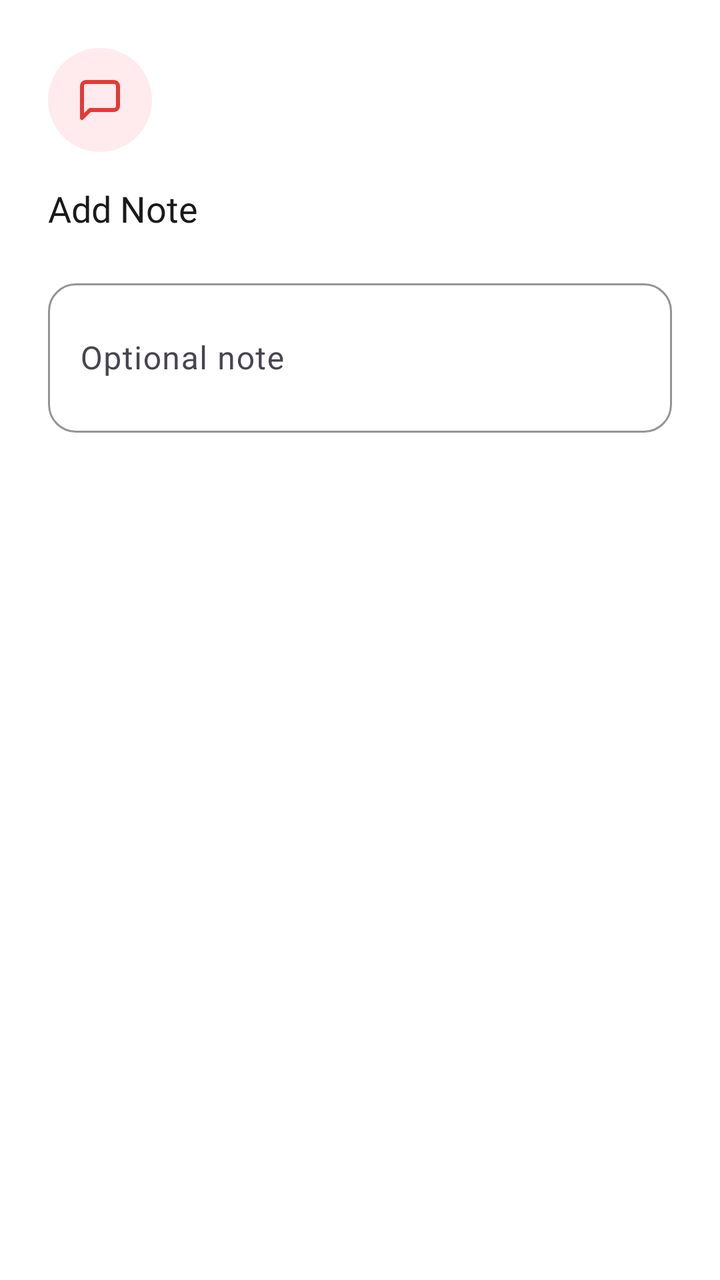
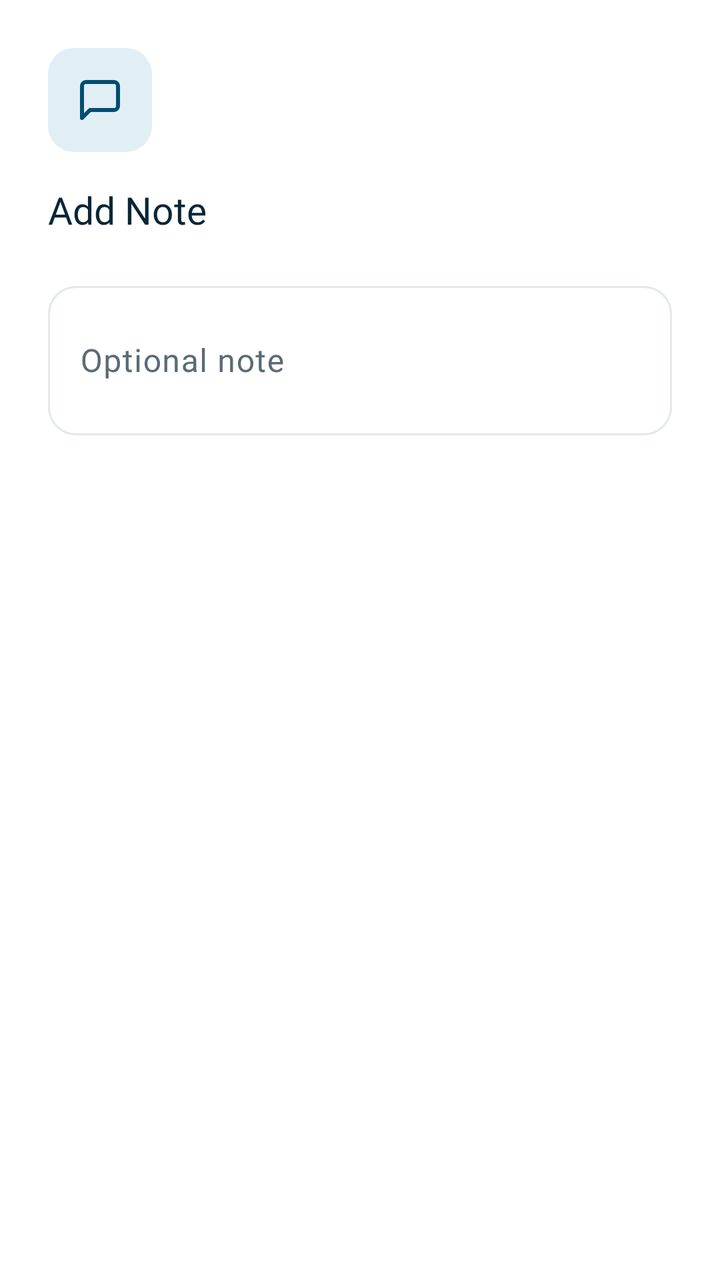

The first picture is an Android layout as it rendered before a commit; the second is the same layout after the commit. The layout source and the unified diff follow.
<!-- AndroidManifest.xml: application theme Theme.ExpenseTracker -->
<!-- res/layout/dialog_add_note.xml -->
<?xml version="1.0" encoding="utf-8"?>
<LinearLayout xmlns:android="http://schemas.android.com/apk/res/android"
    xmlns:app="http://schemas.android.com/apk/res-auto"
    android:layout_width="match_parent"
    android:layout_height="wrap_content"
    android:orientation="vertical"
    android:paddingStart="24dp"
    android:paddingTop="24dp"
    android:paddingEnd="24dp"
    android:paddingBottom="8dp">

    <FrameLayout
        android:layout_width="52dp"
        android:layout_height="52dp"
        android:background="@drawable/bg_circle_note_icon">

        <ImageView
            android:layout_width="24dp"
            android:layout_height="24dp"
            android:layout_gravity="center"
            android:src="@drawable/ic_note"
            app:tint="#E53935" />

    </FrameLayout>

    <TextView
        android:layout_width="wrap_content"
        android:layout_height="wrap_content"
        android:layout_marginTop="16dp"
        android:fontFamily="@font/inter_extra_bold"
        android:text="Add Note"
        android:textColor="#1A1A1A"
        android:textSize="18sp" />

    <com.google.android.material.textfield.TextInputLayout
        style="@style/Widget.Material3.TextInputLayout.OutlinedBox"
        android:layout_width="match_parent"
        android:layout_height="wrap_content"
        android:layout_marginTop="20dp"
        android:hint="Optional note"
        app:boxCornerRadiusBottomEnd="14dp"
        app:boxCornerRadiusBottomStart="14dp"
        app:boxCornerRadiusTopEnd="14dp"
        app:boxCornerRadiusTopStart="14dp"
        app:boxStrokeColor="@color/brand_green_dark"
        app:hintTextColor="@color/brand_green_dark">

        <com.google.android.material.textfield.TextInputEditText
            android:id="@+id/etNote"
            android:layout_width="match_parent"
            android:layout_height="wrap_content"
            android:inputType="textMultiLine|textCapSentences"
            android:maxLines="4"
            android:minLines="2" />

    </com.google.android.material.textfield.TextInputLayout>

</LinearLayout>
<!-- resources referenced by this layout -->
<resources>
  <color name="brand_green_dark">#057A55</color>
  <!-- drawable bg_circle_note_icon (drawable) -->
  <shape xmlns:android="http://schemas.android.com/apk/res/android" android:shape="oval">
      <solid android:color="#FFEBEE" />
  </shape>
  <style name="Base.Theme.ExpenseTracker" parent="Theme.Material3.Light.NoActionBar">
          <item name="android:windowBackground">@color/white</item>
          <item name="colorSurface">@color/white</item>
          
          <item name="colorPrimary">@color/fin_blue</item>
          <item name="colorOnPrimary">@color/white</item>
          <item name="colorPrimaryContainer">@color/fin_blue_tint</item>
          <item name="colorOnPrimaryContainer">@color/fin_navy</item>
          <item name="colorSecondary">@color/fin_navy</item>
          <item name="colorOnSecondary">@color/white</item>
          <item name="colorSecondaryContainer">@color/fin_blue_tint</item>
          <item name="colorOnSecondaryContainer">@color/fin_navy</item>
          
          <item name="colorTertiary">@color/fin_orange</item>
          <item name="colorOnTertiary">@color/fin_navy</item>
          <item name="colorError">@color/fin_error</item>
          <item name="colorOnError">@color/white</item>
          
          <item name="elevationOverlayEnabled">false</item>
          
          <item name="android:forceDarkAllowed" tools:targetApi="q">false</item>
      </style>
  <!-- unchanged entries left out for length: 8 -->
</resources>

<!-- the commit's change to res/layout/dialog_add_note.xml (unified diff, before → after) -->
@@ -12,14 +12,14 @@
     <FrameLayout
         android:layout_width="52dp"
         android:layout_height="52dp"
-        android:background="@drawable/bg_circle_note_icon">
+        android:background="@drawable/bg_fin_icon_tile">
 
         <ImageView
             android:layout_width="24dp"
             android:layout_height="24dp"
             android:layout_gravity="center"
             android:src="@drawable/ic_note"
-            app:tint="#E53935" />
+            app:tint="@color/fin_blue" />
 
     </FrameLayout>
 
@@ -29,21 +29,15 @@
         android:layout_marginTop="16dp"
         android:fontFamily="@font/inter_extra_bold"
         android:text="Add Note"
-        android:textColor="#1A1A1A"
-        android:textSize="18sp" />
+        android:textColor="@color/fin_navy"
+        android:textSize="19sp" />
 
     <com.google.android.material.textfield.TextInputLayout
-        style="@style/Widget.Material3.TextInputLayout.OutlinedBox"
+        style="@style/Finara.TextField"
         android:layout_width="match_parent"
         android:layout_height="wrap_content"
         android:layout_marginTop="20dp"
-        android:hint="Optional note"
-        app:boxCornerRadiusBottomEnd="14dp"
-        app:boxCornerRadiusBottomStart="14dp"
-        app:boxCornerRadiusTopEnd="14dp"
-        app:boxCornerRadiusTopStart="14dp"
-        app:boxStrokeColor="@color/brand_green_dark"
-        app:hintTextColor="@color/brand_green_dark">
+        android:hint="Optional note">
 
         <com.google.android.material.textfield.TextInputEditText
             android:id="@+id/etNote"
<!-- resource entries referenced after the edit -->
@@ -1,10 +1,24 @@
 <!-- resources referenced by this layout -->
 <resources>
-  <color name="brand_green_dark">#057A55</color>
-  <!-- drawable bg_circle_note_icon (drawable) -->
-  <shape xmlns:android="http://schemas.android.com/apk/res/android" android:shape="oval">
-      <solid android:color="#FFEBEE" />
+  <!-- drawable bg_fin_icon_tile (drawable) -->
+  <?xml version="1.0" encoding="utf-8"?>
+  <shape xmlns:android="http://schemas.android.com/apk/res/android"
+      android:shape="rectangle">
+      <solid android:color="@color/fin_blue_tint" />
+      <corners android:radius="13dp" />
   </shape>
+  <style name="Finara.TextField" parent="Widget.Material3.TextInputLayout.OutlinedBox">
+          <item name="boxCornerRadiusTopStart">14dp</item>
+          <item name="boxCornerRadiusTopEnd">14dp</item>
+          <item name="boxCornerRadiusBottomStart">14dp</item>
+          <item name="boxCornerRadiusBottomEnd">14dp</item>
+          <item name="boxStrokeColor">@color/fin_field_stroke</item>
+          <item name="boxStrokeWidth">1dp</item>
+          <item name="boxStrokeWidthFocused">1.5dp</item>
+          <item name="hintTextColor">@color/fin_blue</item>
+          <item name="android:textColorHint">@color/fin_text_secondary</item>
+      </style>
+  <color name="fin_text_secondary">#FF5B6B75</color>
   <style name="Base.Theme.ExpenseTracker" parent="Theme.Material3.Light.NoActionBar">
           <item name="android:windowBackground">@color/white</item>
           <item name="colorSurface">@color/white</item>
@@ -25,7 +39,103 @@
           
           <item name="elevationOverlayEnabled">false</item>
           
+          <item name="materialAlertDialogTheme">@style/ThemeOverlay.Finara.Dialog</item>
+          <item name="bottomSheetDialogTheme">@style/AppBottomSheetDialogTheme</item>
+          
           <item name="android:forceDarkAllowed" tools:targetApi="q">false</item>
+      </style>
+  <style name="ThemeOverlay.Finara.Dialog" parent="ThemeOverlay.Material3.MaterialAlertDialog">
+          <item name="colorSurface">@color/fin_surface</item>
+          <item name="colorPrimary">@color/fin_blue</item>
+          <item name="colorOnSurface">@color/fin_navy</item>
+          <item name="colorOnSurfaceVariant">@color/fin_text_secondary</item>
+          
+          <item name="colorSurfaceContainerHigh">@color/fin_surface</item>
+          <item name="colorSurfaceContainer">@color/fin_surface</item>
+          <item name="colorSurfaceContainerLow">@color/fin_surface</item>
+          <item name="colorSurfaceContainerHighest">@color/fin_surface_muted</item>
+          <item name="colorOutline">@color/fin_border</item>
+          <item name="elevationOverlayEnabled">false</item>
+          <item name="shapeAppearanceOverlay">@style/RoundedDialogShape</item>
+          <item name="android:backgroundDimAmount">0.45</item>
+          <item name="materialAlertDialogTitleTextStyle">@style/Finara.Dialog.Title</item>
+          <item name="materialAlertDialogBodyTextStyle">@style/Finara.Dialog.Body</item>
+          <item name="buttonBarPositiveButtonStyle">@style/Finara.Dialog.Button.Positive</item>
+          <item name="buttonBarNegativeButtonStyle">@style/Finara.Dialog.Button.Negative</item>
+          <item name="buttonBarNeutralButtonStyle">@style/Finara.Dialog.Button.Negative</item>
+      </style>
+  <style name="AppBottomSheetDialogTheme" parent="Theme.Material3.Light.BottomSheetDialog">
+          <item name="bottomSheetStyle">@style/AppBottomSheetStyle</item>
+          
+          <item name="colorPrimary">@color/fin_blue</item>
+          <item name="colorOnPrimary">@color/white</item>
+          <item name="colorPrimaryContainer">@color/fin_blue_tint</item>
+          <item name="colorOnPrimaryContainer">@color/fin_navy</item>
+          <item name="colorSecondaryContainer">@color/fin_blue_tint</item>
+          <item name="colorOnSecondaryContainer">@color/fin_navy</item>
+          <item name="colorError">@color/fin_error</item>
+          <item name="android:backgroundDimAmount">0.45</item>
+          <item name="colorSurfaceContainerLow">@color/fin_surface</item>
+          <item name="colorSurfaceContainerHighest">@color/fin_surface_muted</item>
+          
+          <item name="materialAlertDialogTheme">@style/ThemeOverlay.Finara.Dialog</item>
+      </style>
+  <color name="fin_surface">#FFFFFFFF</color>
+  <color name="fin_surface_muted">#FFF2F4F5</color>
+  <color name="fin_border">#FFE3E8EB</color>
+  <style name="RoundedDialogShape" parent="">
+          <item name="cornerFamily">rounded</item>
+          <item name="cornerSize">24dp</item>
+      </style>
+  <style name="Finara.Dialog.Title" parent="MaterialAlertDialog.Material3.Title.Text">
+          <item name="android:textColor">@color/fin_navy</item>
+          <item name="android:fontFamily">@font/inter_extra_bold</item>
+          <item name="android:textSize">19sp</item>
+      </style>
+  <style name="Finara.Dialog.Body" parent="MaterialAlertDialog.Material3.Body.Text">
+          <item name="android:textColor">@color/fin_text_secondary</item>
+          <item name="android:fontFamily">@font/inter_medium</item>
+          <item name="android:textSize">14sp</item>
+          <item name="android:lineSpacingExtra">3sp</item>
+      </style>
+  <style name="Finara.Dialog.Button.Positive" parent="Widget.Material3.Button">
+          <item name="backgroundTint">@color/fin_blue</item>
+          <item name="android:textColor">@color/white</item>
+          <item name="android:fontFamily">@font/inter_extra_bold</item>
+          <item name="android:textSize">14sp</item>
+          <item name="android:textAllCaps">false</item>
+          <item name="android:minWidth">96dp</item>
+          <item name="android:minHeight">48dp</item>
+          <item name="android:layout_marginStart">8dp</item>
+          <item name="cornerRadius">14dp</item>
+          <item name="android:insetTop">0dp</item>
+          <item name="android:insetBottom">0dp</item>
+      </style>
+  <style name="Finara.Dialog.Button.Negative" parent="Widget.Material3.Button">
+          <item name="backgroundTint">@color/fin_surface_muted</item>
+          <item name="android:textColor">@color/fin_navy</item>
+          <item name="android:fontFamily">@font/inter_medium</item>
+          <item name="android:textSize">14sp</item>
+          <item name="android:textAllCaps">false</item>
+          <item name="android:minWidth">96dp</item>
+          <item name="android:minHeight">48dp</item>
+          <item name="android:layout_marginStart">8dp</item>
+          <item name="cornerRadius">14dp</item>
+          <item name="android:insetTop">0dp</item>
+          <item name="android:insetBottom">0dp</item>
+          <item name="rippleColor">#14092634</item>
+      </style>
+  <style name="AppBottomSheetStyle" parent="Widget.Material3.BottomSheet.Modal">
+          <item name="shapeAppearance">@style/AppShapeAppearanceBottomSheet</item>
+          
+          <item name="backgroundTint">@color/fin_surface</item>
+      </style>
+  <style name="AppShapeAppearanceBottomSheet" parent="">
+          <item name="cornerFamily">rounded</item>
+          <item name="cornerSizeTopLeft">28dp</item>
+          <item name="cornerSizeTopRight">28dp</item>
+          <item name="cornerSizeBottomLeft">0dp</item>
+          <item name="cornerSizeBottomRight">0dp</item>
       </style>
   <!-- unchanged entries left out for length: 8 -->
 </resources>
